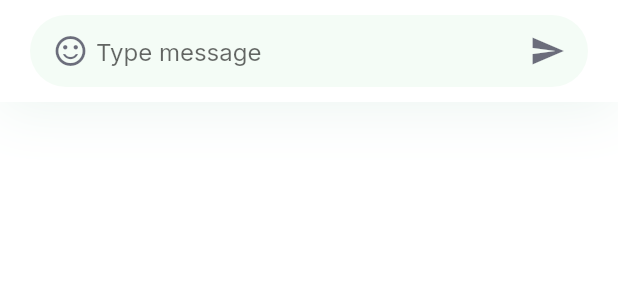
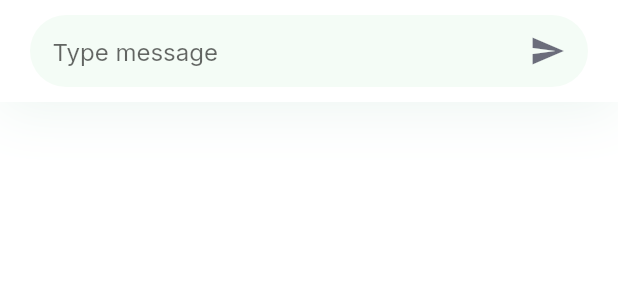
Before and after one commit to JulienGuillaud/ChatSap, a Flutter app: the ChatInputField widget shown alone on an empty page, opened directly, on a phone screen of 412 x 824 dp. Shown: the top 300 px of the screen. Run offline on Flutter 3.47's test engine with Material 2 defaults, Android fonts, the phone set to English and light mode, and no system bars; our stand-ins replace google_fonts.

Commit message:
Suppression icon emoji

```diff
--- a/lib/screens/messages/components/chat_input_field.dart
+++ b/lib/screens/messages/components/chat_input_field.dart
@@ -38,15 +38,15 @@ class ChatInputField extends StatelessWidget {
                 ),
                 child: Row(
                   children: [
-                    Icon(
-                      Icons.sentiment_satisfied_alt_outlined,
-                      color: Theme.of(context)
-                          .textTheme
-                          .bodyText1!
-                          .color!
-                          .withOpacity(0.64),
-                    ),
-                    SizedBox(width: kDefaultPadding / 4),
+                    // Icon(
+                    //   Icons.sentiment_satisfied_alt_outlined,
+                    //   color: Theme.of(context)
+                    //       .textTheme
+                    //       .bodyText1!
+                    //       .color!
+                    //       .withOpacity(0.64),
+                    // ),
+                    // SizedBox(width: kDefaultPadding / 4),
                     Expanded(
                       child: TextField(
                         decoration: InputDecoration(
```
